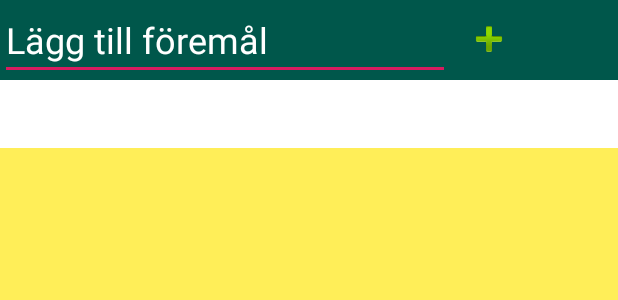
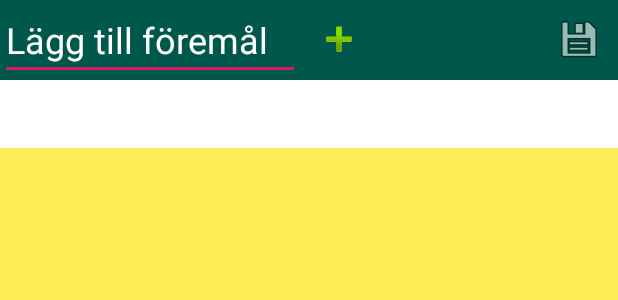
Before and after one commit to jostvi/BagpackerDemo2, an Android app: the layout activity_list_view.xml on its own in the app's theme, with its tools: preview values and no code run, on a phone screen of 412 x 824 dp. Shown: the top 300 px of the screen. Run offline under Robolectric (Android 15) with nearby library versions, the phone set to English and light mode, and no system bars; network calls fail.

Commit message:
changes in gui

```diff
--- a/app/src/main/java/se/mau/ai9856/bagpackerdemo/ExpandableListAdapter.java
+++ b/app/src/main/java/se/mau/ai9856/bagpackerdemo/ExpandableListAdapter.java
@@ -7,6 +7,7 @@ import android.view.ViewGroup;
 import android.widget.BaseExpandableListAdapter;
 import android.widget.CheckBox;
 import android.widget.CompoundButton;
+import android.widget.ExpandableListView;
 import android.widget.ImageButton;
 import android.widget.TextView;
 
@@ -15,6 +16,7 @@ import java.util.ArrayList;
 public class ExpandableListAdapter extends BaseExpandableListAdapter {
     private Context context;
     private ArrayList<SubList> categories;
+    private String key = "Min lista";
 
     public ExpandableListAdapter(Context context, ArrayList<SubList> categories) {
         this.context = context;
@@ -125,6 +127,7 @@ public class ExpandableListAdapter extends BaseExpandableListAdapter {
                     packable.isSelected = false;
                 }
                 notifyDataSetChanged();
+                //Database.saveList(ExpandableListView.this, key, categories);
             }
         });
         holder.tv.setText(packable.getItemName().trim());
--- a/app/src/main/res/layout/activity_list_view.xml
+++ b/app/src/main/res/layout/activity_list_view.xml
@@ -13,28 +13,40 @@
         android:background="@color/colorPrimaryDark"
         android:orientation="vertical">
 
-        <LinearLayout
+        <RelativeLayout
             android:layout_width="match_parent"
-            android:layout_height="wrap_content"
-            android:orientation="horizontal">
+            android:layout_height="wrap_content">
 
             <EditText
                 android:id="@+id/etNewItem"
-                android:layout_width="300dp"
+                android:layout_width="200dp"
                 android:layout_height="wrap_content"
                 android:hint="Lägg till föremål"
                 android:textColor="@color/cardview_light_background"
                 android:textColorHint="@color/cardview_light_background"
-                android:textSize="24sp" />
+                android:textSize="24sp"/>
 
             <ImageButton
+                android:id="@+id/btnAddItem"
+                android:layout_width="wrap_content"
+                android:layout_height="wrap_content"
+                android:background="@color/colorPrimaryDark"
+                android:onClick="addButtonClicked"
+                android:src="@android:drawable/ic_input_add"
+                android:layout_margin="10dp"
+                android:layout_toEndOf="@id/etNewItem"/>
+
+            <ImageButton
+                android:id="@+id/btnSaveList"
                 android:layout_width="wrap_content"
                 android:layout_height="wrap_content"
                 android:layout_margin="10dp"
                 android:background="@color/colorPrimaryDark"
-                android:onClick="addButtonClicked"
-                android:src="@android:drawable/ic_input_add" />
-        </LinearLayout>
+                android:onClick="saveList"
+                android:src="@android:drawable/ic_menu_save"
+                android:layout_alignParentEnd="true"/>
+
+        </RelativeLayout>
 
         <Spinner
             android:id="@+id/spChooseCategory"
```
Also changed, not shown: app/src/main/java/se/mau/ai9856/bagpackerdemo/ListViewActivity.java (+4 -4 lines), app/src/main/java/se/mau/ai9856/bagpackerdemo/ShowSavedActivity.java (+8 -8 lines), app/src/main/res/layout/activity_show_saved.xml (added, +22 -0 lines).
